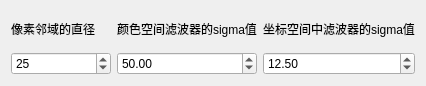
BugAngel/ImageProcessingTeachingSoftware, file contour/bilateralfilter.ui: the form before one commit.
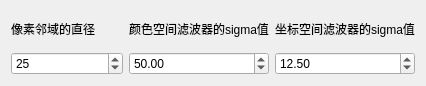
The form after the commit.

Patch:
```diff
--- a/contour/bilateralfilter.ui
+++ b/contour/bilateralfilter.ui
@@ -31,7 +31,7 @@
    <item row="0" column="2">
     <widget class="QLabel" name="label_3">
      <property name="text">
-      <string>坐标空间中滤波器的sigma值</string>
+      <string>坐标空间滤波器的sigma值</string>
      </property>
     </widget>
    </item>
```
